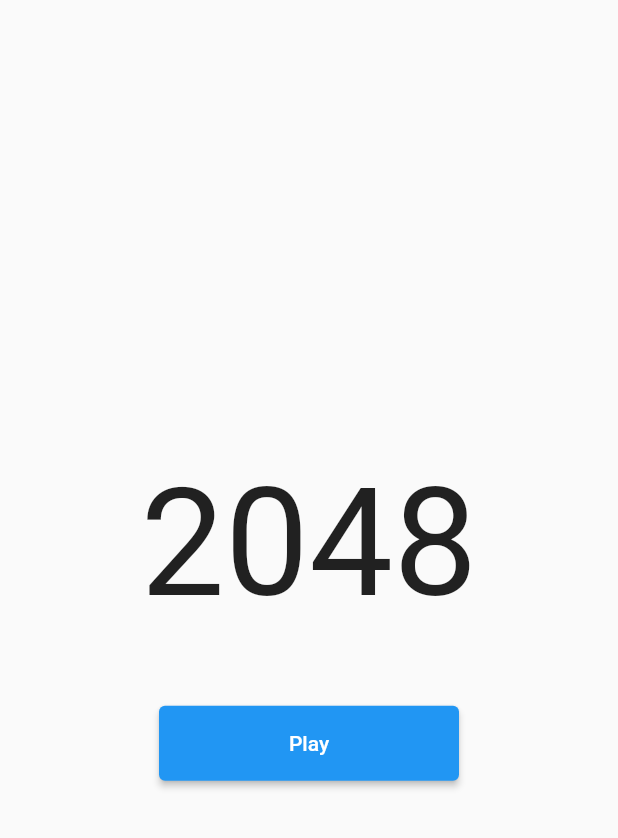
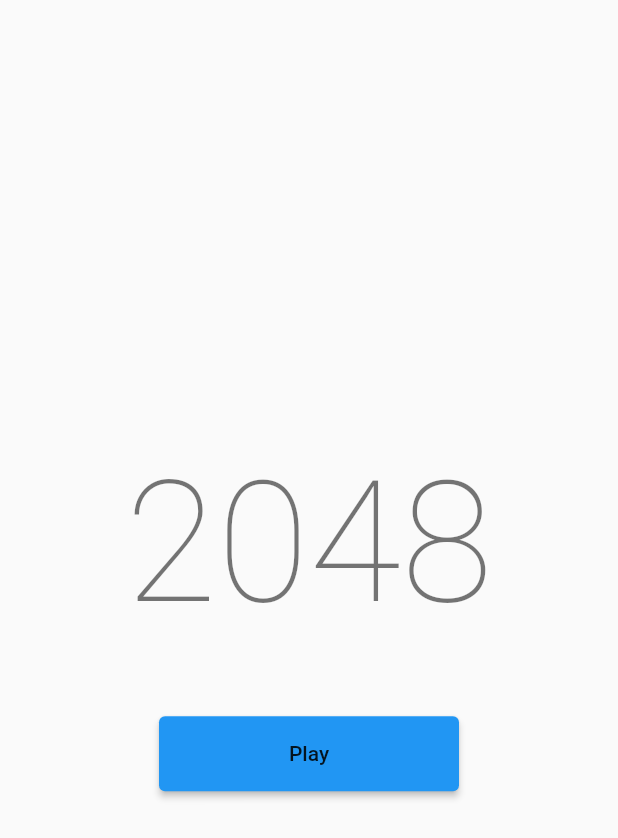
Before and after one commit to alibaransel/flutter_2048_clone, a Flutter app: the screen it shows after launch, on a phone screen of 412 x 824 dp. Shown: the top 838 px of the screen. Run offline on Flutter 3.47's test engine with Material 2 defaults, Android fonts, the phone set to English and light mode, and no system bars.

Commit message:
App Theming

```diff
--- /dev/null
+++ b/lib/constants/app_themes.dart
@@ -0,0 +1,9 @@
+import 'package:flutter/material.dart';
+
+class AppThemes {
+  AppThemes._();
+
+  static final ThemeData light = ThemeData.light();
+
+  static final ThemeData dark = ThemeData.dark();
+}
--- a/lib/main.dart
+++ b/lib/main.dart
@@ -1,5 +1,6 @@
 import 'package:flutter/material.dart';
 import 'package:flutter_2048_clone/constants/app_strings.dart';
+import 'package:flutter_2048_clone/constants/app_themes.dart';
 import 'package:flutter_2048_clone/ui/home_screen.dart';
 
 void main() {
@@ -11,10 +12,12 @@
 
   @override
   Widget build(BuildContext context) {
-    return const MaterialApp(
+    return MaterialApp(
       title: AppStrings.appName,
+      theme: AppThemes.light,
+      darkTheme: AppThemes.dark,
       debugShowCheckedModeBanner: false,
-      home: HomeScreen(),
+      home: const HomeScreen(),
     );
   }
 }
--- a/lib/ui/home_screen.dart
+++ b/lib/ui/home_screen.dart
@@ -15,11 +15,9 @@
           child: Column(
             mainAxisAlignment: MainAxisAlignment.center,
             children: [
-              const Text(
+              Text(
                 AppStrings.appName,
-                style: TextStyle(
-                  fontSize: AppSizes.fontXL,
-                ),
+                style: Theme.of(context).textTheme.displayLarge,
               ),
               const SizedBox(
                 height: AppSizes.spacingL,
@@ -31,7 +29,10 @@
                     AppSizes.lengthM,
                   ),
                 ),
-                child: const Text(AppStrings.play),
+                child: Text(
+                  AppStrings.play,
+                  style: Theme.of(context).textTheme.labelLarge,
+                ),
                 onPressed: () {
                   Navigator.of(context).pushReplacement(
                     MaterialPageRoute<void>(
```
Also changed, not shown: lib/ui/game_screen.dart (+7 -6 lines).
